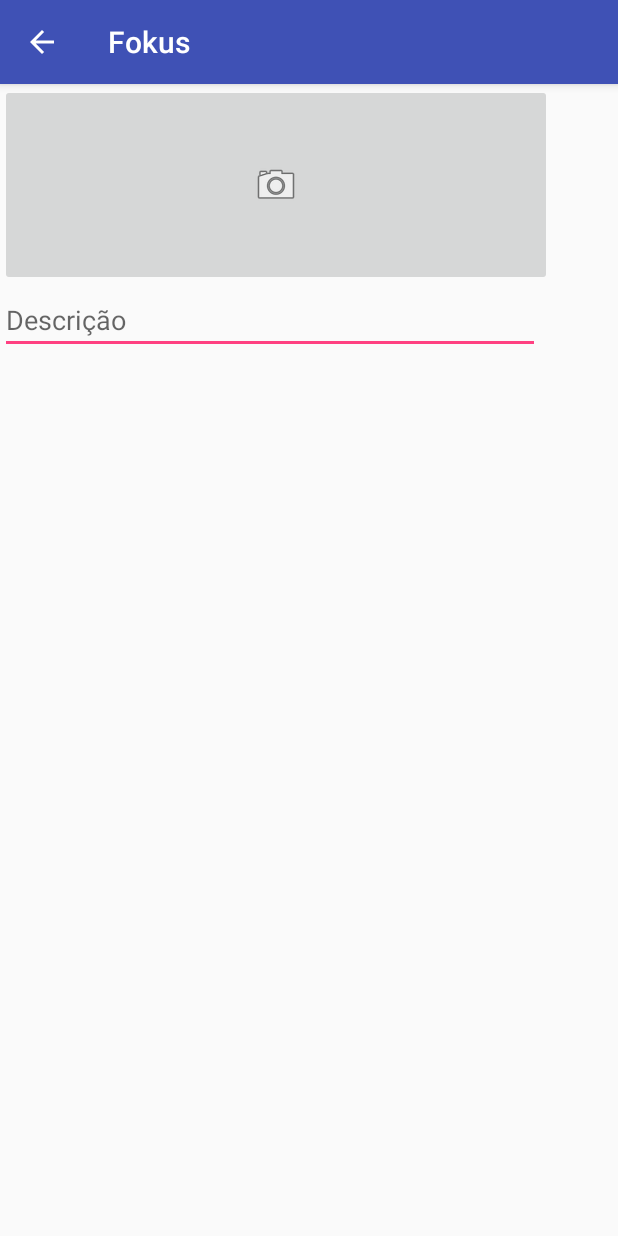
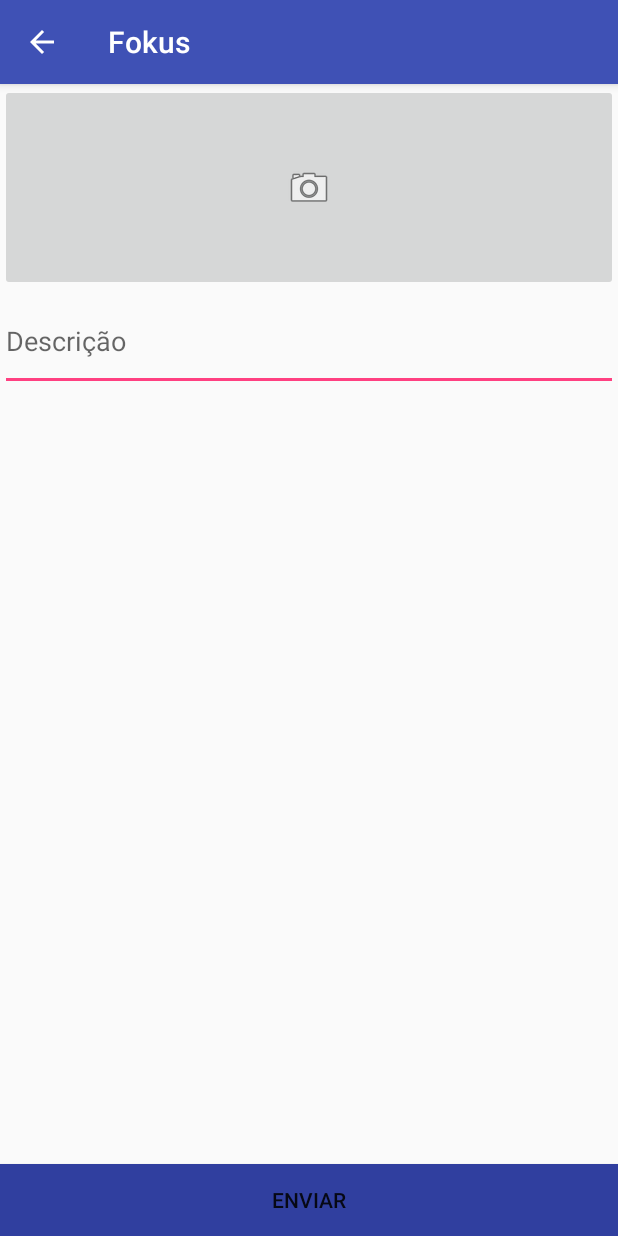
Before and after one commit to CarlosGraca/fokus, an Android app: the NewFoku screen opened directly, with no data from a screen before it, on a phone screen of 412 x 824 dp. Run offline under Robolectric (Android 15) with nearby library versions, the phone set to English and light mode, and no system bars.

Commit message:
Layout New Fokus

```diff
--- a/app/src/main/res/layout/activity_main.xml
+++ b/app/src/main/res/layout/activity_main.xml
@@ -28,6 +28,7 @@
         android:layout_height="wrap_content"
         android:layout_gravity="bottom|end"
         android:layout_margin="@dimen/fab_margin"
+        android:background="?attr/actionModeSplitBackground"
         app:srcCompat="@android:drawable/ic_input_add" />
 
 </android.support.design.widget.CoordinatorLayout>
--- a/app/src/main/res/layout/activity_new_foku.xml
+++ b/app/src/main/res/layout/activity_new_foku.xml
@@ -7,18 +7,30 @@
     tools:context="com.example.carlos.fokus.NewFoku">
 
 
+    <RelativeLayout
+        android:layout_width="fill_parent"
+        android:layout_height="fill_parent"
+        android:gravity="bottom"
+        android:layout_alignParentBottom="true">
+
+        <Button
+            android:layout_width="fill_parent"
+            android:layout_height="wrap_content"
+            android:background="?attr/actionModeSplitBackground"
+            android:text="@string/send"
+            android:id="@+id/btn_send"/>
+
+    </RelativeLayout>
+
     <LinearLayout
-        android:id="@+id/linearLayout"
-        android:layout_width="368dp"
-        android:layout_height="180dp"
-        android:orientation="vertical"
-        tools:layout_editor_absoluteX="8dp"
-        tools:layout_editor_absoluteY="8dp">
+        android:layout_width="fill_parent"
+        android:layout_height="wrap_content"
+        android:orientation="vertical">
 
         <ImageButton
             android:id="@+id/imageButton"
             android:layout_width="match_parent"
-            android:layout_height="wrap_content"
+            android:layout_height="138dp"
             android:layout_weight="1"
             app:srcCompat="@android:drawable/ic_menu_camera" />
 
@@ -26,27 +38,11 @@
             android:id="@+id/description"
             android:layout_width="match_parent"
             android:layout_height="wrap_content"
-            android:layout_marginRight="8dp"
+            android:layout_weight="1"
             android:ems="10"
+            android:inputType="textMultiLine"
             android:hint="@string/description"
-            android:inputType="textMultiLine"
-            app:layout_constraintRight_toRightOf="@+id/linearLayout"
-            tools:layout_editor_absoluteY="72dp" />
-
+            android:lines="2"/>
     </LinearLayout>
 
-
-
-    <LinearLayout
-        android:layout_width="368dp"
-        android:layout_height="180dp"
-        android:orientation="horizontal"
-        tools:layout_editor_absoluteX="8dp"
-        tools:layout_editor_absoluteY="215dp">
-
-    </LinearLayout>
-
-
-
-
 </android.support.constraint.ConstraintLayout>
--- a/app/src/main/res/values/strings.xml
+++ b/app/src/main/res/values/strings.xml
@@ -3,4 +3,5 @@
     <string name="action_settings">Settings</string>
     <string name="title_activity_maps">Map</string>
     <string name="description">Descrição</string>
+    <string name="send">Enviar</string>
 </resources>
```
